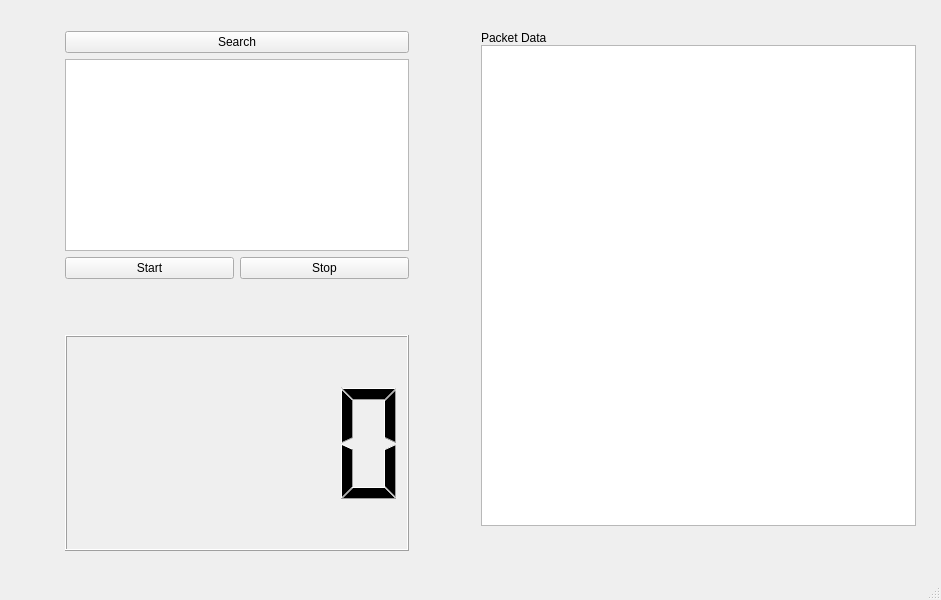
Above: pcap-test-widget/mainwindow.ui from SecDev2nd/pcap-widget before the change. Below: the same form after it.
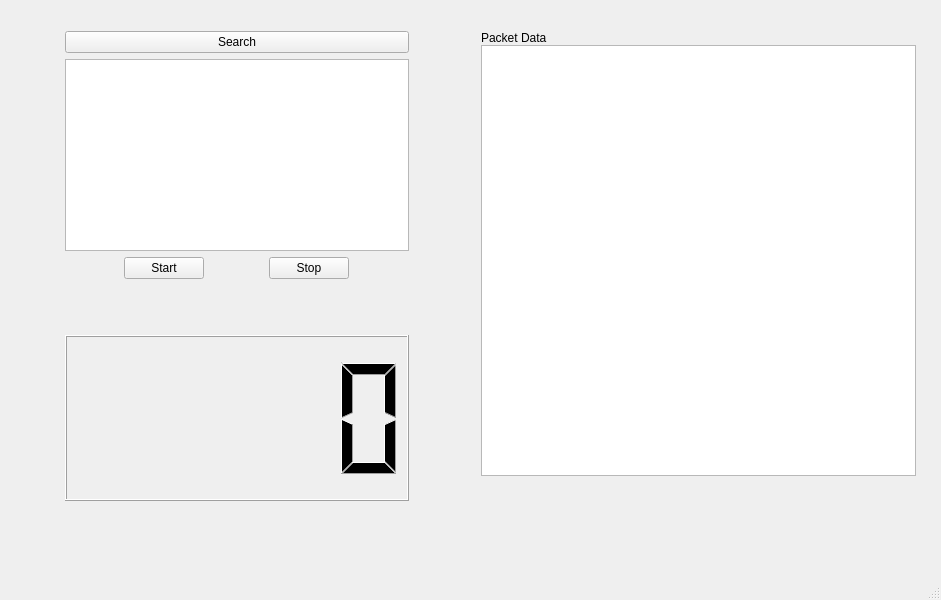
That is the form after the change.

Commit message: Update stop Btn

Patch:
```diff
--- a/pcap-test-widget/mainwindow.ui
+++ b/pcap-test-widget/mainwindow.ui
@@ -20,7 +20,7 @@
       <x>30</x>
       <y>20</y>
       <width>901</width>
-      <height>531</height>
+      <height>481</height>
      </rect>
     </property>
     <layout class="QHBoxLayout" name="horizontalLayout">
@@ -99,7 +99,7 @@
          <item>
           <widget class="QPushButton" name="AttackBtn">
            <property name="sizePolicy">
-            <sizepolicy hsizetype="MinimumExpanding" vsizetype="Maximum">
+            <sizepolicy hsizetype="Maximum" vsizetype="Maximum">
              <horstretch>0</horstretch>
              <verstretch>0</verstretch>
             </sizepolicy>
@@ -112,7 +112,7 @@
          <item>
           <widget class="QPushButton" name="AttackStopBtn">
            <property name="sizePolicy">
-            <sizepolicy hsizetype="MinimumExpanding" vsizetype="Fixed">
+            <sizepolicy hsizetype="Fixed" vsizetype="Fixed">
              <horstretch>0</horstretch>
              <verstretch>0</verstretch>
             </sizepolicy>
```
The commit also changes 2 other files.
